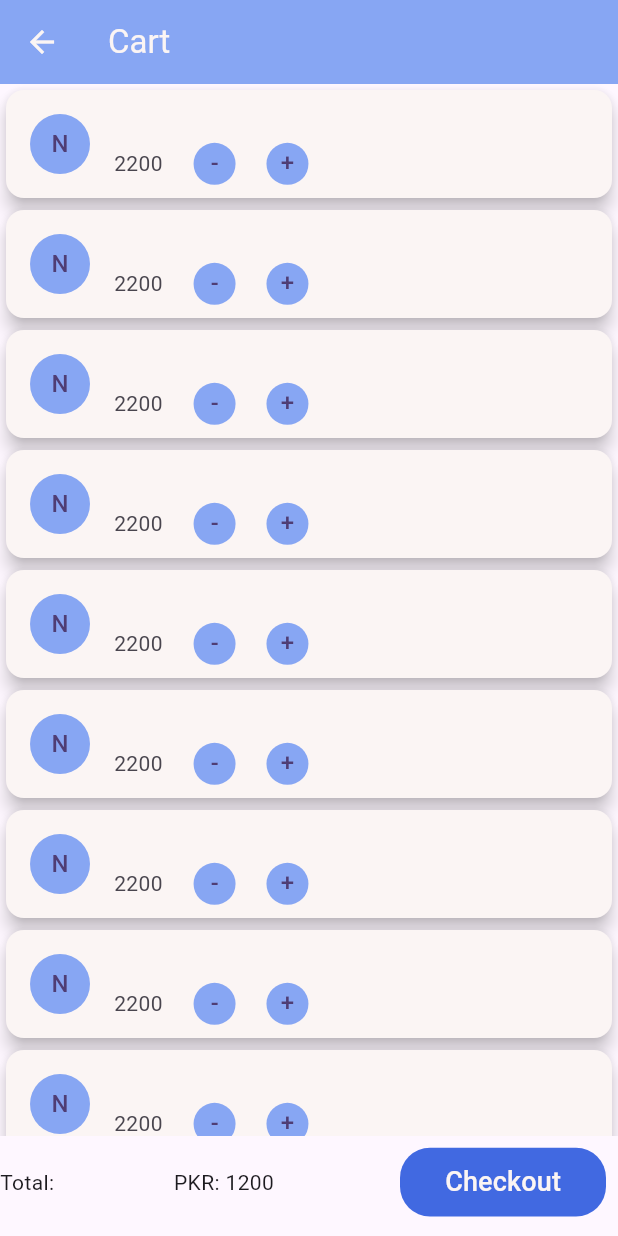
After one commit to hashirSoomro/E-Commerce_App, a Flutter app: the CartScreen screen opened directly, on a phone screen of 412 x 824 dp. The commit adds this screen. Run offline on Flutter 3.47's test engine with Material 3 defaults, Android fonts, the phone set to English and light mode, and no system bars; our stand-ins replace cached_network_image, carousel_slider, cloud_firestore, firebase_auth, firebase_core, firebase_messaging and 5 more; missing offline and left inert: image_card; accounts and stored records are empty.

Commit message:
Make Cart Screen

```diff
--- /dev/null
+++ b/lib/screens/user-panel/cart-screen.dart
@@ -0,0 +1,102 @@
+// ignore_for_file: prefer_const_constructors, prefer_const_literals_to_create_immutables
+
+import 'package:flutter/material.dart';
+import 'package:get/get.dart';
+
+import '../../utils/app-constant.dart';
+
+class CartScreen extends StatefulWidget {
+  const CartScreen({super.key});
+
+  @override
+  State<CartScreen> createState() => _CartScreenState();
+}
+
+class _CartScreenState extends State<CartScreen> {
+  @override
+  Widget build(BuildContext context) {
+    return Scaffold(
+      appBar: AppBar(
+        iconTheme: IconThemeData(color: AppConstant.appTextColor),
+        backgroundColor: AppConstant.appMainColor,
+        title: Text(
+          "Cart",
+          style: TextStyle(color: AppConstant.appTextColor),
+        ),
+      ),
+      body: Container(
+        child: ListView.builder(
+            itemCount: 10,
+            shrinkWrap: true,
+            physics: BouncingScrollPhysics(),
+            itemBuilder: (context, index) {
+              return Card(
+                elevation: 5,
+                color: AppConstant.appTextColor,
+                child: ListTile(
+                  leading: CircleAvatar(
+                    backgroundColor: AppConstant.appMainColor,
+                    child: Text("N"),
+                  ),
+                  title: Text(""),
+                  subtitle: Row(
+                    mainAxisAlignment: MainAxisAlignment.start,
+                    children: [
+                      Text("2200"),
+                      SizedBox(
+                        width: Get.width / 20,
+                      ),
+                      CircleAvatar(
+                        radius: 14,
+                        backgroundColor: AppConstant.appMainColor,
+                        child: Text('-'),
+                      ),
+                      SizedBox(
+                        width: Get.width / 20,
+                      ),
+                      CircleAvatar(
+                        radius: 14,
+                        backgroundColor: AppConstant.appMainColor,
+                        child: Text('+'),
+                      )
+                    ],
+                  ),
+                ),
+              );
+            }),
+      ),
+      bottomNavigationBar: Container(
+        margin: EdgeInsets.only(
+          bottom: 5,
+        ),
+        child: Row(
+          mainAxisAlignment: MainAxisAlignment.spaceBetween,
+          children: [
+            Text("Total: "),
+            Text("PKR: 1200"),
+            Padding(
+              padding: const EdgeInsets.all(8.0),
+              child: Material(
+                child: Container(
+                  width: Get.width / 3.0,
+                  height: Get.height / 18,
+                  decoration: BoxDecoration(
+                      color: AppConstant.appSecondaryColor,
+                      borderRadius: BorderRadius.circular(20)),
+                  child: TextButton(
+                    child: Text(
+                      "Checkout",
+                      style: TextStyle(
+                          color: AppConstant.appTextColor, fontSize: 18),
+                    ),
+                    onPressed: () {},
+                  ),
+                ),
+              ),
+            )
+          ],
+        ),
+      ),
+    );
+  }
+}
--- a/lib/screens/user-panel/main-screen.dart
+++ b/lib/screens/user-panel/main-screen.dart
@@ -14,6 +14,7 @@ import '../../widgets/heading-widget.dart';
 import 'all-categories-screen.dart';
 import 'all-flash-sale-products-screen.dart';
 import 'all-products-screen.dart';
+import 'cart-screen.dart';
 
 class MainScreen extends StatelessWidget {
   const MainScreen({super.key});
@@ -32,6 +33,15 @@ class MainScreen extends StatelessWidget {
           style: TextStyle(color: AppConstant.appTextColor),
         ),
         centerTitle: true,
+        actions: [
+          InkWell(
+            onTap: () => Get.to(() => CartScreen()),
+            child: Padding(
+              padding: const EdgeInsets.all(8.0),
+              child: Icon(Icons.shopping_cart),
+            ),
+          )
+        ],
       ),
       drawer: DrawerWidget(),
       body: SingleChildScrollView(
```
